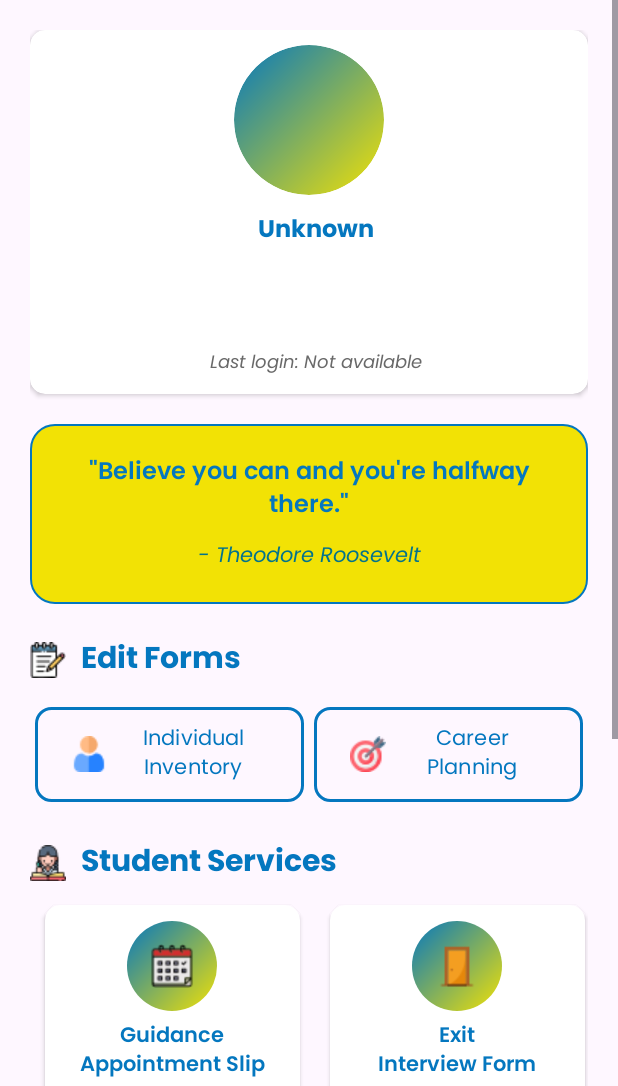
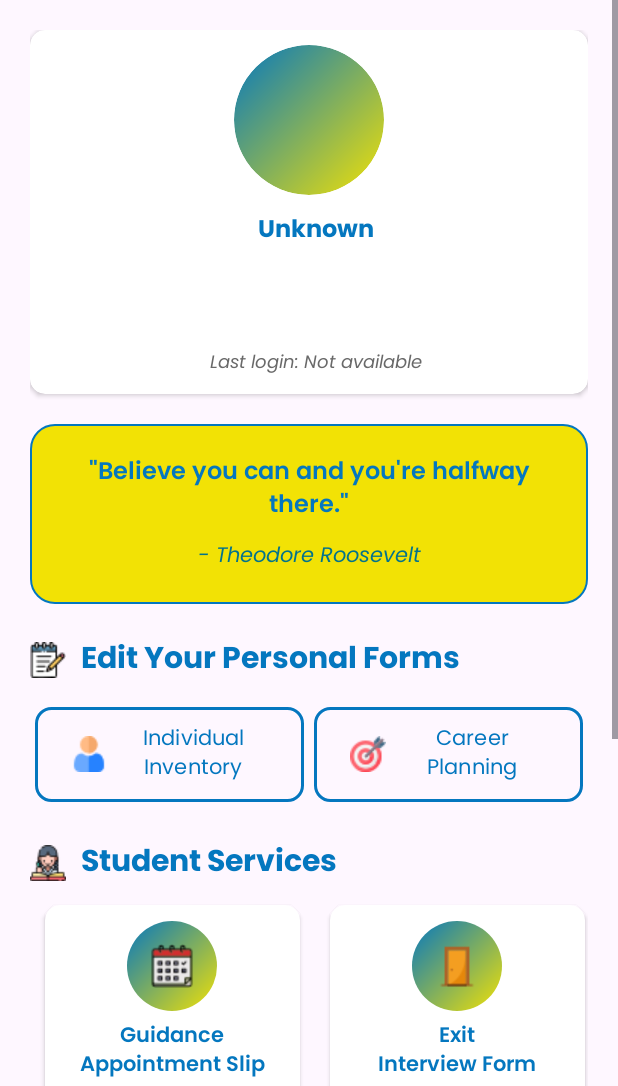
Before and after one commit to mrcandrs/STITarlacGuidanceApp, an Android app: the StudentDashboardActivity screen opened directly, with no data from a screen before it, on a phone screen of 412 x 824 dp, the part 150-1236 px from its top. Run offline under Robolectric (Android 15) with nearby library versions, the phone set to English and light mode, and no system bars; our stand-ins replace CircleImageView; libraries missing offline, so code that uses them is left out: com.github.dhaval2404.imagepicker; pictures from the network do not load.

Commit message:
Modified some texts in the overall UI

```diff
--- a/app/src/main/res/layout/activity_referral_form.xml
+++ b/app/src/main/res/layout/activity_referral_form.xml
@@ -952,7 +952,7 @@
                 android:layout_width="match_parent"
                 android:layout_height="wrap_content"
                 android:layout_marginTop="20dp"
-                android:text="View Feedback"
+                android:text="View Feedback Slip"
                 android:background="@drawable/button_border_2"
                 app:backgroundTint="@color/yellow"
                 android:textColor="@color/black"
--- a/app/src/main/res/layout/activity_student_dashboard.xml
+++ b/app/src/main/res/layout/activity_student_dashboard.xml
@@ -141,7 +141,7 @@
                 android:layout_width="match_parent"
                 android:layout_height="wrap_content"
                 android:layout_marginTop="20dp"
-                android:text="Edit Forms"
+                android:text="Edit Your Personal Forms"
                 android:fontFamily="@font/poppins_bold"
                 android:textColor="@color/blue"
                 android:textSize="20sp"
```
